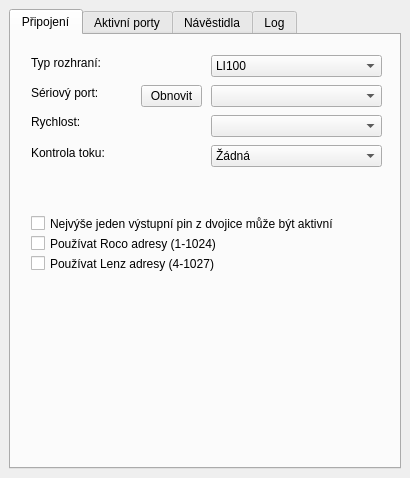
Old version of the form form/main-window.ui in the repository kmzbrnoI/rcs-lib-XpressNET-qt.
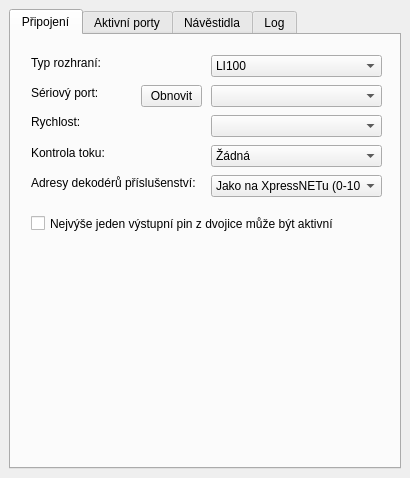
New version of the form.

Commit message: Only single address range allowed.

Diff of the .ui file:
```diff
--- a/form/main-window.ui
+++ b/form/main-window.ui
@@ -164,19 +164,6 @@
          <string>Nejvýše jeden výstupní pin z dvojice může být aktivní</string>
         </property>
        </widget>
-       <widget class="QCheckBox" name="chb_roco_addrs">
-        <property name="geometry">
-         <rect>
-          <x>20</x>
-          <y>200</y>
-          <width>351</width>
-          <height>17</height>
-         </rect>
-        </property>
-        <property name="text">
-         <string>Používat Roco adresy (1-1024)</string>
-        </property>
-       </widget>
        <widget class="QLabel" name="label_8">
         <property name="geometry">
          <rect>
@@ -215,19 +202,44 @@
          </property>
         </item>
        </widget>
-       <widget class="QCheckBox" name="chb_lenz_addrs">
+       <widget class="QLabel" name="label_9">
         <property name="geometry">
          <rect>
           <x>20</x>
-          <y>220</y>
-          <width>351</width>
-          <height>17</height>
+          <y>140</y>
+          <width>181</width>
+          <height>16</height>
          </rect>
         </property>
         <property name="text">
-         <string>Používat Lenz adresy (4-1027)</string>
+         <string>Adresy dekodérů příslušenství:</string>
         </property>
        </widget>
+       <widget class="QComboBox" name="cb_addr_range">
+        <property name="geometry">
+         <rect>
+          <x>200</x>
+          <y>140</y>
+          <width>171</width>
+          <height>22</height>
+         </rect>
+        </property>
+        <item>
+         <property name="text">
+          <string>Jako na XpressNETu (0-1023)</string>
+         </property>
+        </item>
+        <item>
+         <property name="text">
+          <string>Roco (1-1024)</string>
+         </property>
+        </item>
+        <item>
+         <property name="text">
+          <string>Lenz (4-1027)</string>
+         </property>
+        </item>
+       </widget>
       </widget>
       <widget class="QWidget" name="t_activeModules">
        <attribute name="title">
```
The commit also changes 2 other files.
